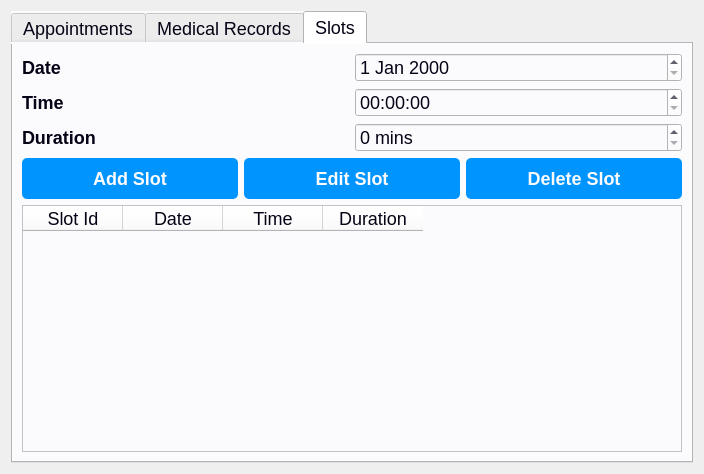
Before: the Qt Designer form doctorwindow.ui in Moaz-Allam-Flutter/Hospital_System, drawn with Qt 5.
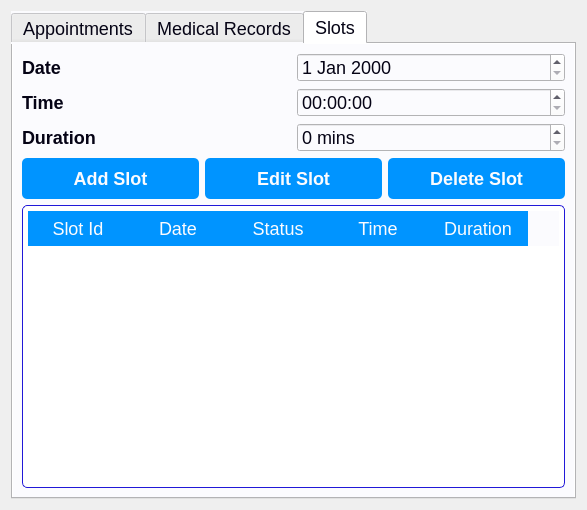
After: the same form once the commit is applied. The open tabs and pages were chosen to show the change.

The edit to the form file:
```diff
--- a/doctorwindow.ui
+++ b/doctorwindow.ui
@@ -6,8 +6,8 @@
    <rect>
     <x>0</x>
     <y>0</y>
-    <width>704</width>
-    <height>474</height>
+    <width>587</width>
+    <height>510</height>
    </rect>
   </property>
   <property name="windowTitle">
@@ -45,11 +45,29 @@
 /* QTextEdit Styles */
 QTextEdit {
     background-color: #dedcff;
+    border: 4px solid #2118d8;
+    border-radius: 5px;
+    padding: 5px;
+    font-size: 18px;
+    color: #050315;
+}
+
+/* QTableWidget Styles */
+QTableWidget {
+    background-color: #ffffff;
     border: 1px solid #2118d8;
     border-radius: 5px;
     padding: 5px;
     font-size: 18px;
     color: #050315;
+    gridline-color: #2118d8;
+}
+
+QHeaderView::section {
+    background-color: #0094ff;
+    color: #fbfbfe;
+    padding: 5px;
+    border: none;
 }
 
 /* QPushButton Styles */
@@ -73,17 +91,41 @@
     padding-top: 15px;
 }
 
-/* Save Button Specific Styles */
-QPushButton#pushButtonSave {
+/* Specific Button Styles */
+QPushButton#addAppointmentButton,
+QPushButton#editAppointmentButton,
+QPushButton#deleteAppointmentButton,
+QPushButton#addRecordButton,
+QPushButton#editRecordButton,
+QPushButton#deleteRecordButton,
+QPushButton#addSlotButton,
+QPushButton#editSlotButton,
+QPushButton#deleteSlotButton {
     background-color: #0094ff;
     color: #fbfbfe;
 }
 
-QPushButton#pushButtonSave:hover {
+QPushButton#addAppointmentButton:hover,
+QPushButton#editAppointmentButton:hover,
+QPushButton#deleteAppointmentButton:hover,
+QPushButton#addRecordButton:hover,
+QPushButton#editRecordButton:hover,
+QPushButton#deleteRecordButton:hover,
+QPushButton#addSlotButton:hover,
+QPushButton#editSlotButton:hover,
+QPushButton#deleteSlotButton:hover {
     background-color: #433bff;
 }
 
-QPushButton#pushButtonSave:pressed {
+QPushButton#addAppointmentButton:pressed,
+QPushButton#editAppointmentButton:pressed,
+QPushButton#deleteAppointmentButton:pressed,
+QPushButton#addRecordButton:pressed,
+QPushButton#editRecordButton:pressed,
+QPushButton#deleteRecordButton:pressed,
+QPushButton#addSlotButton:pressed,
+QPushButton#editSlotButton:pressed,
+QPushButton#deleteSlotButton:pressed {
     background-color: #2118d8;
     padding-left: 15px;
     padding-top: 15px;
@@ -254,6 +296,9 @@
        </item>
        <item>
         <widget class="QTableWidget" name="tableWidget_2">
+         <property name="columnCount">
+          <number>5</number>
+         </property>
          <column>
           <property name="text">
            <string>Slot Id</string>
@@ -264,6 +309,11 @@
            <string>Date</string>
           </property>
          </column>
+         <column>
+          <property name="text">
+           <string>Status</string>
+          </property>
+         </column>
          <column>
           <property name="text">
            <string>Time</string>
```
Left out of the diff: 15 changed lines with no effect on the pictures.
